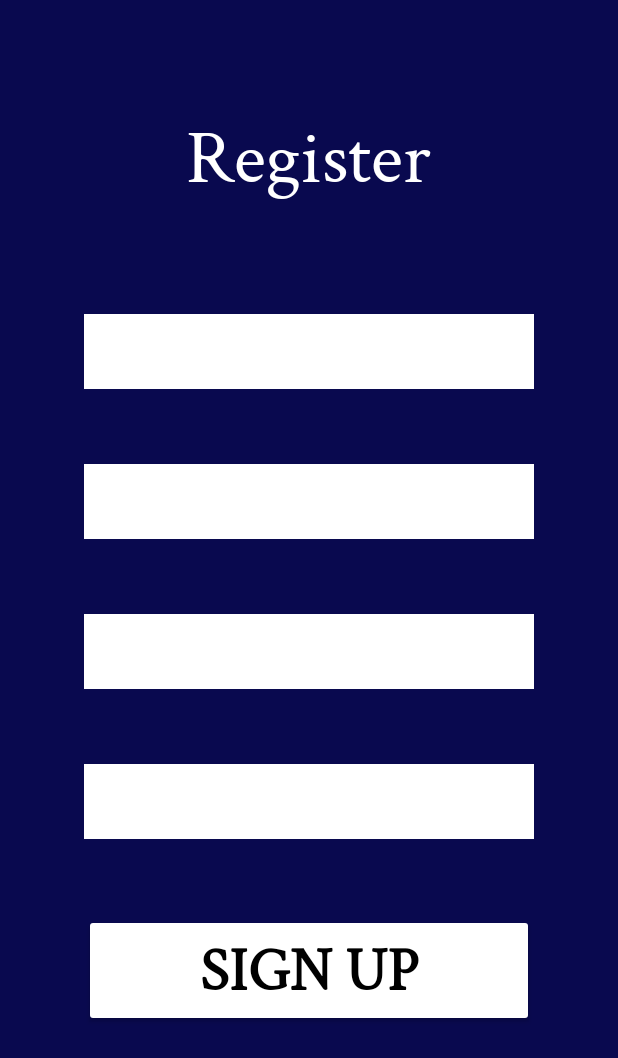
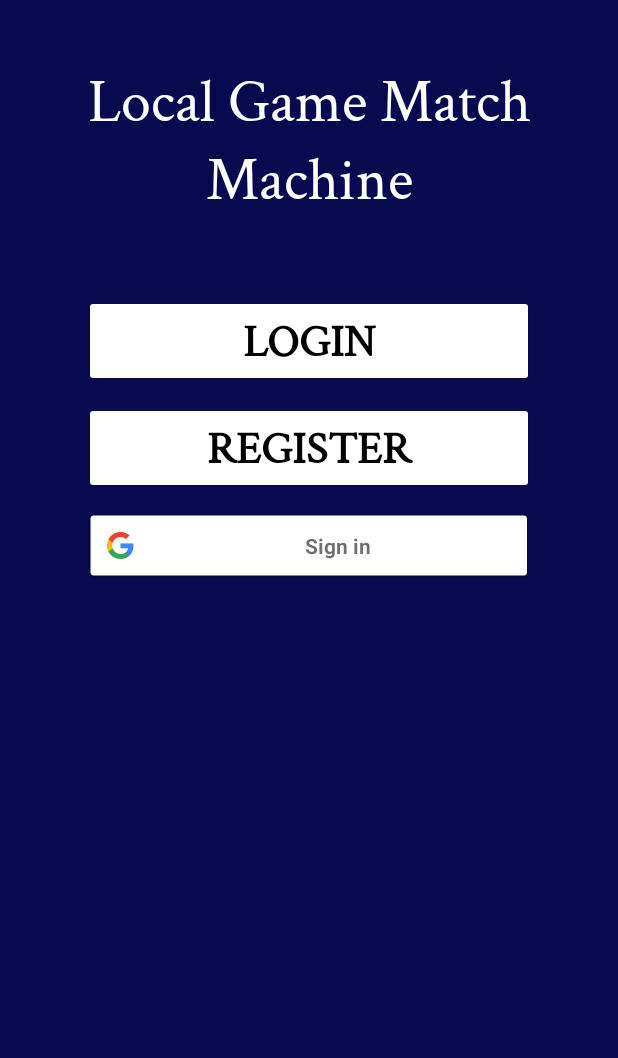
Before and after one commit to gbouzon/local_game_match_machine, an Android app: the screen it shows after launch (MainActivity before the commit, InitPage after it), on a phone screen of 412 x 824 dp. Shown: the top 1058 px of the screen. Run offline under Robolectric (Android 15) with nearby library versions, the phone set to English and light mode, and no system bars.

Commit message:
Added login (without functionality) && first page

```diff
--- a/program/LGMM/app/build.gradle
+++ b/program/LGMM/app/build.gradle
@@ -39,4 +39,5 @@ dependencies {
     androidTestImplementation 'androidx.test.espresso:espresso-core:3.4.0'
     implementation platform('com.google.firebase:firebase-bom:29.2.1')
     implementation 'com.google.firebase:firebase-analytics'
+    implementation 'com.google.android.gms:play-services-auth:20.1.0'
 }
--- a/program/LGMM/app/src/main/AndroidManifest.xml
+++ b/program/LGMM/app/src/main/AndroidManifest.xml
@@ -11,7 +11,7 @@
         android:supportsRtl="true"
         android:theme="@style/Theme.AppCompat.NoActionBar">
         <activity
-            android:name=".MainActivity"
+            android:name=".InitPage"
             android:exported="true">
             <intent-filter>
                 <action android:name="android.intent.action.MAIN" />
--- /dev/null
+++ b/program/LGMM/app/src/main/java/com/example/lgmm/InitPage.java
@@ -0,0 +1,65 @@
+package com.example.lgmm;
+
+import android.content.Intent;
+import android.os.Bundle;
+import android.view.View;
+import android.widget.Button;
+
+import androidx.appcompat.app.AppCompatActivity;
+
+import com.google.android.gms.auth.api.signin.GoogleSignIn;
+import com.google.android.gms.auth.api.signin.GoogleSignInAccount;
+import com.google.android.gms.auth.api.signin.GoogleSignInClient;
+import com.google.android.gms.auth.api.signin.GoogleSignInOptions;
+
+public class InitPage extends AppCompatActivity {
+
+    Button login;
+    Button register;
+    Button googleSignIn;
+    Button gitHubSignIn;
+
+    @Override
+    protected void onCreate(Bundle savedInstanceState) {
+        super.onCreate(savedInstanceState);
+        setContentView(R.layout.init_page);
+        login = findViewById(R.id.loginButton);
+        register = findViewById(R.id.registerButton);
+        //googleSignIn = findViewById(R.id.googleSignInButton);
+
+        login.setOnClickListener(new View.OnClickListener() {
+            @Override
+            public void onClick(View view) {
+                Intent intent = new Intent(InitPage.this, Login.class);
+                startActivity(intent);
+            }
+        });
+
+        register.setOnClickListener(new View.OnClickListener() {
+            @Override
+            public void onClick(View view) {
+                Intent intent = new Intent(InitPage.this, Register.class);
+                startActivity(intent);
+            }
+        });
+//
+//        googleSignIn.setOnClickListener(new View.OnClickListener() {
+//            @Override
+//            public void onClick(View view) {
+////                GoogleSignInOptions gso = new GoogleSignInOptions.Builder(GoogleSignInOptions.DEFAULT_SIGN_IN)
+////                        .requestEmail()
+////                        .build();
+////                GoogleSignInClient signInClient = GoogleSignIn.getClient(getApplicationContext(), gso);
+//            }
+//        });
+    }
+
+    @Override
+    protected void onStart() {
+        super.onStart();
+        //GoogleSignInAccount account = GoogleSignIn.getLastSignedInAccount(this);
+        //if (!account.equals(null)) {
+            //updateUI(account);
+        //}
+    }
+}
--- a/program/LGMM/app/src/main/java/com/example/lgmm/MainActivity.java
+++ b/program/LGMM/app/src/main/java/com/example/lgmm/Register.java
@@ -13,22 +13,27 @@ import java.security.MessageDigest;
 import java.security.NoSuchAlgorithmException;
 import java.security.SecureRandom;
 
-public class MainActivity extends AppCompatActivity {
+public class Register extends AppCompatActivity {
+
+    EditText email;
+    EditText username;
+    EditText password;
+    EditText confirm;
 
     @Override
     protected void onCreate(Bundle savedInstanceState) {
         super.onCreate(savedInstanceState);
-        setContentView(R.layout.activity_main);
-        EditText email = findViewById(R.id.emailField);
-        EditText username = findViewById(R.id.usernameField);
-        EditText password = findViewById(R.id.passwordField);
-        EditText confirm = findViewById(R.id.confirmField);
+        setContentView(R.layout.register);
+        email = findViewById(R.id.emailField);
+        username = findViewById(R.id.usernameField);
+        password = findViewById(R.id.passwordField);
+        confirm = findViewById(R.id.confirmField);
         Button registerButton = findViewById(R.id.registerButton);
         DAOUser dao = new DAOUser();
         registerButton.setOnClickListener(new View.OnClickListener() {
             @Override
             public void onClick(View view) {
-                if (!password.getText().toString().equals(confirm.getText().toString()))
+                if (!password.getText().toString().equals(confirm.getText().toString()) && !fieldsComplete())
                     Toast.makeText(getApplicationContext(), "Passwords do not match. Please try again", Toast.LENGTH_LONG).show();
                 else {
                     try {
@@ -55,4 +60,12 @@ public class MainActivity extends AppCompatActivity {
         md.update(salt);
         return md.digest(password.getBytes(StandardCharsets.UTF_8)).toString();
     }
+
+    public boolean fieldsComplete() {
+        if (email.getText().toString().equals("") || username.getText().toString().equals("") ||
+        password.getText().toString().equals("")) {
+            return false;
+        }
+        return true;
+    }
 }
--- /dev/null
+++ b/program/LGMM/app/src/main/res/layout/init_page.xml
@@ -0,0 +1,54 @@
+<?xml version="1.0" encoding="utf-8"?>
+<LinearLayout xmlns:android="http://schemas.android.com/apk/res/android"
+    xmlns:app="http://schemas.android.com/apk/res-auto"
+    xmlns:tools="http://schemas.android.com/tools"
+    android:layout_width="match_parent"
+    android:layout_height="match_parent"
+    android:background="#09094f"
+    android:orientation="vertical"
+    android:gravity="center_horizontal"
+    tools:context=".Register">
+
+    <TextView
+        android:layout_width="wrap_content"
+        android:layout_height="wrap_content"
+        android:layout_marginTop="40dp"
+        android:text="Local Game Match Machine"
+        android:textAlignment="center"
+        android:textColor="@color/white"
+        android:textSize="40sp"
+        android:fontFamily="@font/crimson_text"
+        />
+
+    <Button
+        android:id="@+id/loginButton"
+        android:layout_width="300dp"
+        android:layout_height="wrap_content"
+        android:text="Login"
+        android:textSize="30sp"
+        android:textStyle="bold"
+        android:fontFamily="@font/crimson_text"
+        android:backgroundTint="@color/white"
+        android:textColor="@color/black"
+        android:layout_marginTop="50dp"
+        />
+
+    <Button
+        android:id="@+id/registerButton"
+        android:layout_width="300dp"
+        android:layout_height="wrap_content"
+        android:text="Register"
+        android:textSize="30sp"
+        android:textStyle="bold"
+        android:fontFamily="@font/crimson_text"
+        android:backgroundTint="@color/white"
+        android:textColor="@color/black"
+        android:layout_marginTop="10dp"
+        />
+
+    <com.google.android.gms.common.SignInButton
+        android:id="@+id/googleSignInButton"
+        android:layout_width="300dp"
+        android:layout_height="wrap_content"
+        android:layout_marginTop="10dp" />
+</LinearLayout>
--- a/program/LGMM/app/src/main/res/layout/activity_main.xml
+++ b/program/LGMM/app/src/main/res/layout/register.xml
@@ -7,7 +7,7 @@
     android:background="#09094f"
     android:orientation="vertical"
     android:gravity="center_horizontal"
-    tools:context=".MainActivity">
+    tools:context=".Register">
 
     <TextView
         android:layout_width="wrap_content"
```
Also changed, not shown: program/LGMM/app/src/main/java/com/example/lgmm/Login.java (added, +14 -0 lines), program/LGMM/app/src/main/res/layout/login.xml (added, +88 -0 lines).
